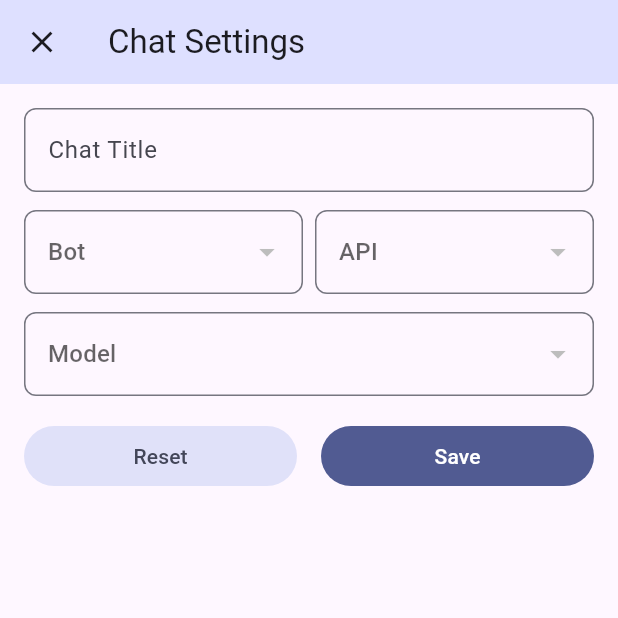
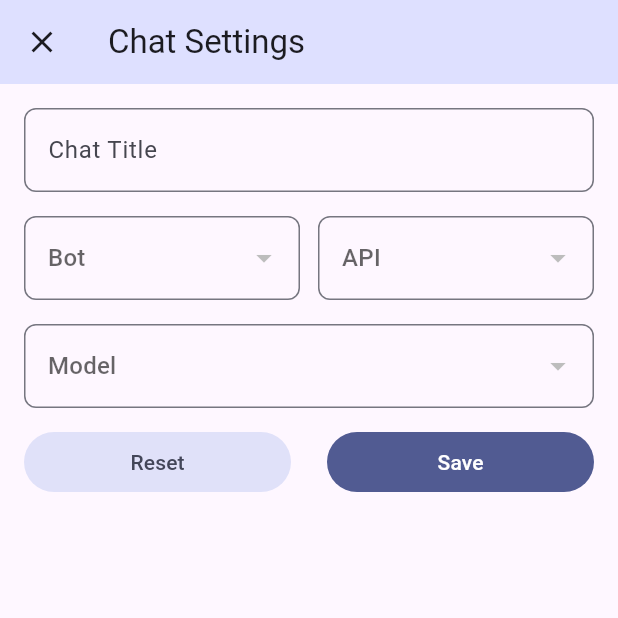
Before and after one commit to tanlentboy/flutter-chatbot, a Flutter app: the CurrentChatSettings screen opened directly, on a phone screen of 412 x 824 dp, the top half of it. Run offline on Flutter 3.47's test engine with Material 3 defaults, Android fonts, the phone set to English and light mode, and no system bars; our stand-ins replace animate_do, audioplayers, file_picker, flutter_image_compress, flutter_markdown, flutter_riverpod and 2 more; missing offline and left inert: flutter_highlighter, flutter_markdown_latex, langchain, langchain_openai, markdown.

Commit message:
tweak some details

```diff
--- a/lib/chat/current.dart
+++ b/lib/chat/current.dart
@@ -214,7 +214,7 @@ class _CurrentChatSettingsState extends ConsumerState<CurrentChatSettings> {
                 ),
               ),
             ),
-            const SizedBox(height: 12),
+            const SizedBox(height: 16),
             Row(
               children: [
                 Expanded(
@@ -231,7 +231,7 @@ class _CurrentChatSettingsState extends ConsumerState<CurrentChatSettings> {
                     ),
                   ),
                 ),
-                const SizedBox(width: 8),
+                const SizedBox(width: 12),
                 Expanded(
                   child: DropdownButtonFormField<String>(
                     value: _api,
@@ -251,7 +251,7 @@ class _CurrentChatSettingsState extends ConsumerState<CurrentChatSettings> {
                 ),
               ],
             ),
-            const SizedBox(height: 12),
+            const SizedBox(height: 16),
             DropdownButtonFormField<String>(
               value: _model,
               items: modelList,
@@ -265,7 +265,7 @@ class _CurrentChatSettingsState extends ConsumerState<CurrentChatSettings> {
                 ),
               ),
             ),
-            const SizedBox(height: 16),
+            const SizedBox(height: 12),
             Row(
               children: [
                 Expanded(
@@ -279,7 +279,7 @@ class _CurrentChatSettingsState extends ConsumerState<CurrentChatSettings> {
                     }),
                   ),
                 ),
-                const SizedBox(width: 16),
+                const SizedBox(width: 24),
                 Expanded(
                   flex: 1,
                   child: FilledButton(
```
Also changed, not shown: lib/settings/api.dart (+8 -8 lines), lib/settings/bot.dart (+5 -5 lines).
